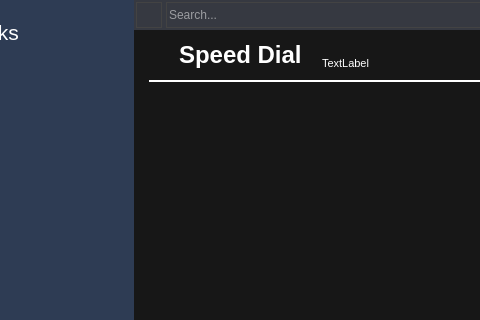
Above: bookmarks/bookmarks.ui from rahmanshaber/corebox before the change; both pictures show x 96 to 576 and y 0 to 320 of the 931 by 528 pixel window. Below: the same form after it.
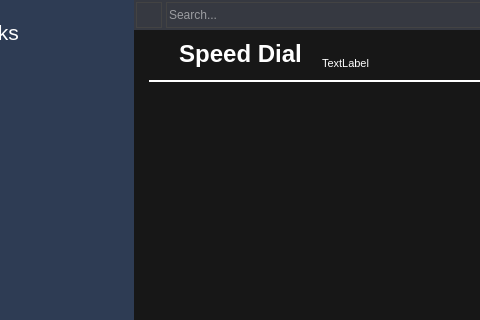
That is the form after the change. Icons and pictures are not drawn.

```diff
--- a/bookmarks/bookmarks.ui
+++ b/bookmarks/bookmarks.ui
@@ -616,7 +616,7 @@
             <string>Speed Dial</string>
            </property>
            <property name="alignment">
-            <set>Qt::AlignLeading|Qt::AlignLeft|Qt::AlignVCenter</set>
+            <set>Qt::AlignHCenter|Qt::AlignTop</set>
            </property>
           </widget>
          </item>
```
Left out of the diff: 5 changed lines with no effect on the pictures.
